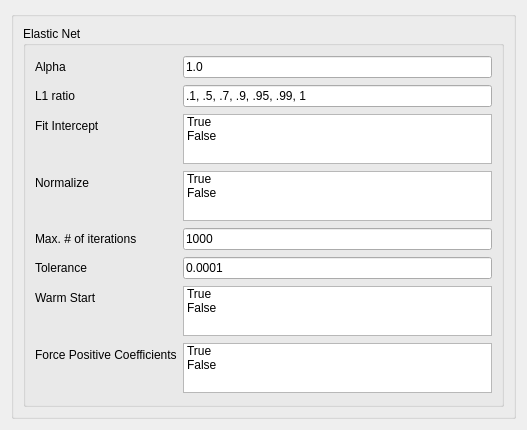
Qt form ui/cv_ElasticNet.ui (tthatcher95/PyHAT_Point_Spectra_GUI) before a commit.
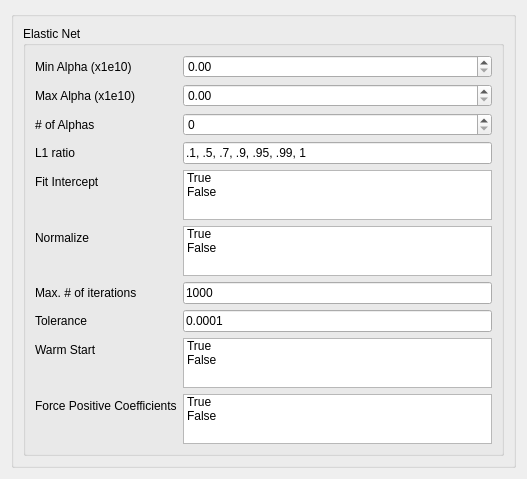
The same form after that commit.

```diff
--- a/ui/cv_ElasticNet.ui
+++ b/ui/cv_ElasticNet.ui
@@ -37,39 +37,32 @@
            <item row="0" column="0">
             <widget class="QLabel" name="enalphaLabel">
              <property name="text">
-              <string>Alpha</string>
+              <string>Min Alpha (x1e10)</string>
              </property>
             </widget>
            </item>
-           <item row="0" column="1">
-            <widget class="QLineEdit" name="enalphaLineEdit">
-             <property name="text">
-              <string>1.0</string>
-             </property>
-            </widget>
-           </item>
-           <item row="1" column="0">
+           <item row="3" column="0">
             <widget class="QLabel" name="enl1_ratioLabel">
              <property name="text">
               <string>L1 ratio</string>
              </property>
             </widget>
            </item>
-           <item row="1" column="1">
+           <item row="3" column="1">
             <widget class="QLineEdit" name="enl1_ratioLineEdit">
              <property name="text">
               <string>.1, .5, .7, .9, .95, .99, 1</string>
              </property>
             </widget>
            </item>
-           <item row="2" column="0">
+           <item row="4" column="0">
             <widget class="QLabel" name="enfit_interceptLabel">
              <property name="text">
               <string>Fit Intercept</string>
              </property>
             </widget>
            </item>
-           <item row="2" column="1">
+           <item row="4" column="1">
             <widget class="QListWidget" name="enfit_intercept_list">
              <property name="maximumSize">
               <size>
@@ -92,14 +85,14 @@
              </item>
             </widget>
            </item>
-           <item row="3" column="0">
+           <item row="5" column="0">
             <widget class="QLabel" name="ennormalizeLabel">
              <property name="text">
               <string>Normalize</string>
              </property>
             </widget>
            </item>
-           <item row="3" column="1">
+           <item row="5" column="1">
             <widget class="QListWidget" name="ennormalize_list">
              <property name="maximumSize">
               <size>
@@ -122,42 +115,42 @@
              </item>
             </widget>
            </item>
-           <item row="4" column="0">
+           <item row="6" column="0">
             <widget class="QLabel" name="enmax_iterLabel">
              <property name="text">
               <string>Max. # of iterations</string>
              </property>
             </widget>
            </item>
-           <item row="4" column="1">
+           <item row="6" column="1">
             <widget class="QLineEdit" name="enmax_iterLineEdit">
              <property name="text">
               <string>1000</string>
              </property>
             </widget>
            </item>
-           <item row="5" column="0">
+           <item row="7" column="0">
             <widget class="QLabel" name="entolLabel">
              <property name="text">
               <string>Tolerance</string>
              </property>
             </widget>
            </item>
-           <item row="5" column="1">
+           <item row="7" column="1">
             <widget class="QLineEdit" name="entolLineEdit">
              <property name="text">
               <string>0.0001</string>
              </property>
             </widget>
            </item>
-           <item row="6" column="0">
+           <item row="8" column="0">
             <widget class="QLabel" name="enwarm_startLabel">
              <property name="text">
               <string>Warm Start</string>
              </property>
             </widget>
            </item>
-           <item row="6" column="1">
+           <item row="8" column="1">
             <widget class="QListWidget" name="enwarm_start_list">
              <property name="maximumSize">
               <size>
@@ -180,14 +173,14 @@
              </item>
             </widget>
            </item>
-           <item row="7" column="0">
+           <item row="9" column="0">
             <widget class="QLabel" name="enpositiveLabel">
              <property name="text">
               <string>Force Positive Coefficients</string>
              </property>
             </widget>
            </item>
-           <item row="7" column="1">
+           <item row="9" column="1">
             <widget class="QListWidget" name="enpositive_list">
              <property name="maximumSize">
               <size>
@@ -210,6 +203,47 @@
              </item>
             </widget>
            </item>
+           <item row="1" column="0">
+            <widget class="QLabel" name="maxalpha_label">
+             <property name="text">
+              <string>Max Alpha (x1e10)</string>
+             </property>
+            </widget>
+           </item>
+           <item row="1" column="1">
+            <widget class="QDoubleSpinBox" name="maxalpha_spin">
+             <property name="maximum">
+              <double>999999999.000000000000000</double>
+             </property>
+            </widget>
+           </item>
+           <item row="0" column="1">
+            <widget class="QDoubleSpinBox" name="minalpha_spin">
+             <property name="maximum">
+              <double>999999999.000000000000000</double>
+             </property>
+            </widget>
+           </item>
+           <item row="2" column="0">
+            <widget class="QLabel" name="nalpha_label">
+             <property name="toolTip">
+              <string extracomment="# of alpha values in a log distribution between the min and max alpha values."/>
+             </property>
+             <property name="text">
+              <string># of Alphas</string>
+             </property>
+            </widget>
+           </item>
+           <item row="2" column="1">
+            <widget class="QSpinBox" name="nalpha_spin">
+             <property name="toolTip">
+              <string extracomment="# of alpha values in a log distribution between the min and max alpha values."/>
+             </property>
+             <property name="maximum">
+              <number>999999999</number>
+             </property>
+            </widget>
+           </item>
           </layout>
          </widget>
         </item>
```
Left out of the diff: 2 changed lines with no effect on the pictures.
